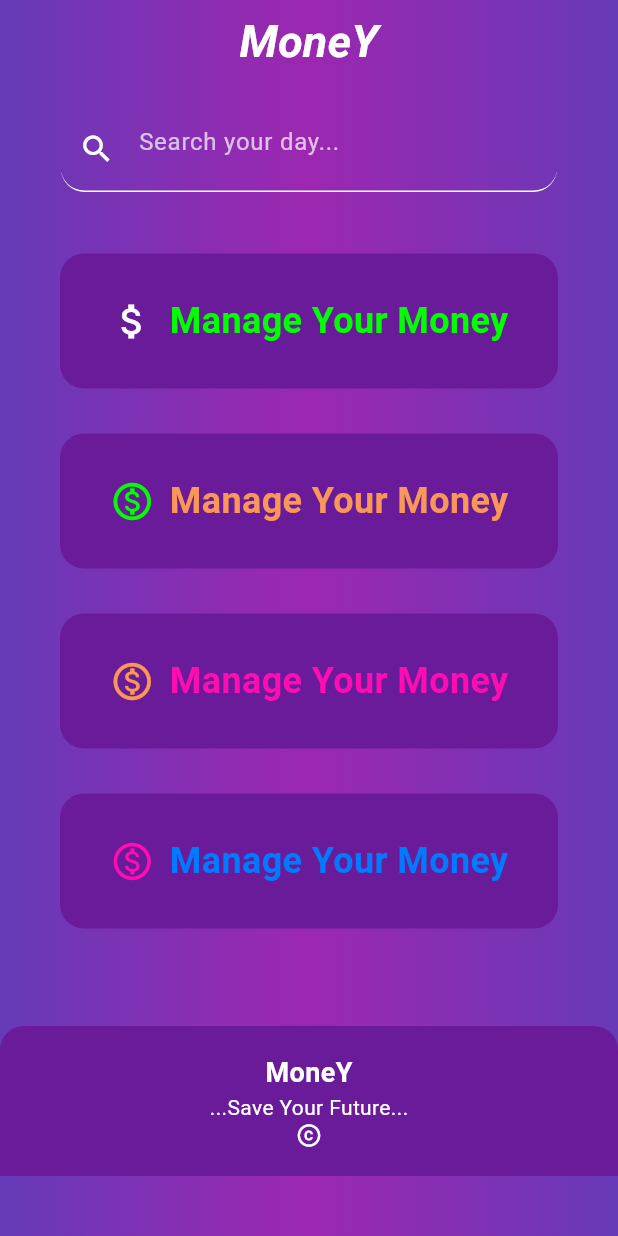
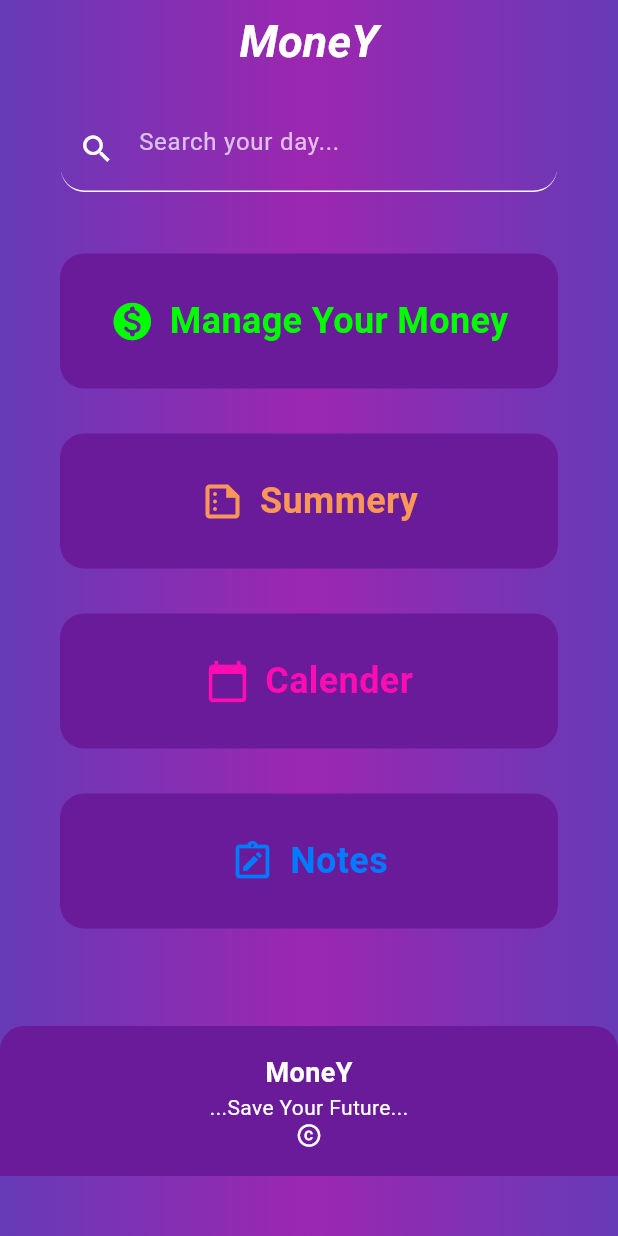
Before and after one commit to Pathirana99/Flutter, a Flutter app: the screen it shows after launch, on a phone screen of 412 x 824 dp. Run offline on Flutter 3.47's test engine with Material 3 defaults, Android fonts, the phone set to English and light mode, and no system bars; our stand-ins replace device_preview.

Commit message:
Update main.dart

```diff
--- a/appl/lib/main.dart
+++ b/appl/lib/main.dart
@@ -40,27 +40,27 @@ class Home extends StatefulWidget {
 class _HomeState extends State<Home> {
   final List<Map<String, dynamic>> rowData = [
     {
-      'icon': Icons.attach_money,
+      'icon': Icons.monetization_on_rounded,
       'text': 'Manage Your Money',
-      'iconColor': Colors.white,
+      'iconColor': Color(0xFF00FF00),
       'textColor': Color(0xFF00FF00),
     },
     {
-      'icon': Icons.monetization_on_outlined,
-      'text': 'Manage Your Money',
-      'iconColor': Color(0xFF00FF00),
+      'icon': Icons.summarize_outlined,
+      'text': 'Summery',
+      'iconColor': Color(0xFFF89757),
       'textColor': Color(0xFFF89757),
     },
     {
-      'icon': Icons.monetization_on_outlined,
-      'text': 'Manage Your Money',
-      'iconColor': Color(0xFFF89757),
+      'icon': Icons.calendar_today,
+      'text': 'Calender',
+      'iconColor': Color(0xFFFF0DB2),
       'textColor': Color(0xFFFF0DB2),
     },
     {
-      'icon': Icons.monetization_on_outlined,
-      'text': 'Manage Your Money',
-      'iconColor': Color(0xFFFF0DB2),
+      'icon': Icons.note_alt_outlined,
+      'text': 'Notes',
+      'iconColor': Color(0xFF007BFF),
       'textColor': Color(0xFF007BFF),
     },
   ];
```
